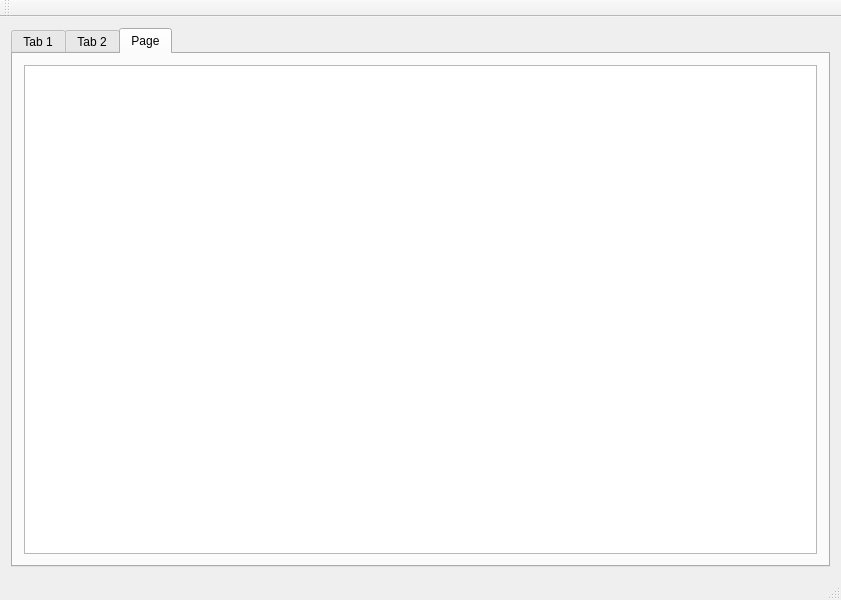
First picture: the form in Bark/mainwindow.ui, repository craftit/DogBotSoftware, before the edit.
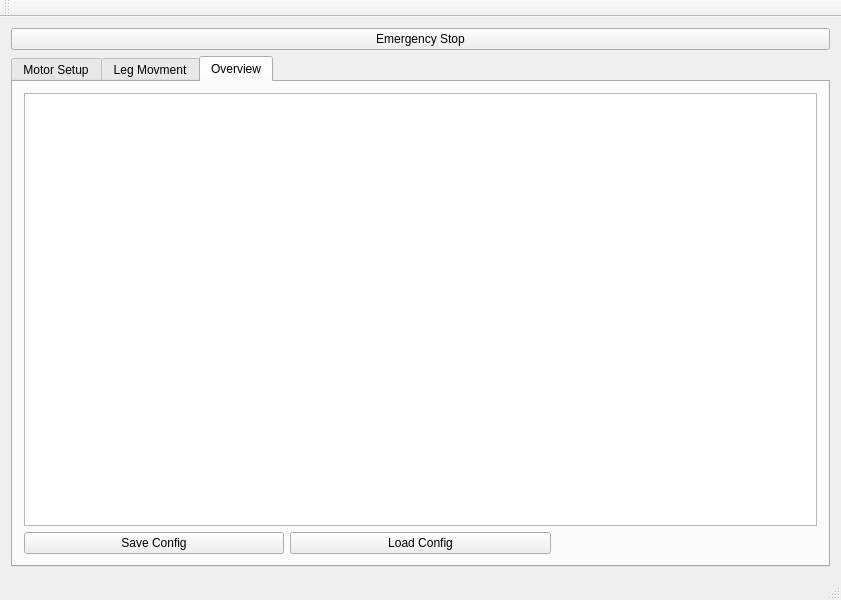
Second picture: the form after the edit. The open tabs and pages were chosen to show the change.

Commit message: Work on robot config.

What changed in the file:
```diff
--- a/Bark/mainwindow.ui
+++ b/Bark/mainwindow.ui
@@ -15,6 +15,13 @@
   </property>
   <widget class="QWidget" name="centralWidget">
    <layout class="QVBoxLayout" name="verticalLayout">
+    <item>
+     <widget class="QPushButton" name="pushButtonEmergencyStop">
+      <property name="text">
+       <string>Emergency Stop</string>
+      </property>
+     </widget>
+    </item>
     <item>
      <widget class="QTabWidget" name="tabWidget">
       <property name="currentIndex">
@@ -22,7 +29,7 @@
       </property>
       <widget class="QWidget" name="tab">
        <attribute name="title">
-        <string>Tab 1</string>
+        <string>Motor Setup</string>
        </attribute>
        <widget class="QPushButton" name="pushButtonGetVersion">
         <property name="geometry">
@@ -1149,7 +1156,7 @@
       </widget>
       <widget class="QWidget" name="tab_2">
        <attribute name="title">
-        <string>Tab 2</string>
+        <string>Leg Movment</string>
        </attribute>
        <widget class="QCheckBox" name="checkBoxBounce">
         <property name="geometry">
@@ -1342,12 +1349,26 @@
       </widget>
       <widget class="QWidget" name="tab_3">
        <attribute name="title">
-        <string>Page</string>
+        <string>Overview</string>
        </attribute>
        <layout class="QGridLayout" name="gridLayout">
-        <item row="0" column="0">
+        <item row="2" column="0">
+         <widget class="QPushButton" name="pushButtonSaveConfig">
+          <property name="text">
+           <string>Save Config</string>
+          </property>
+         </widget>
+        </item>
+        <item row="1" column="0" colspan="3">
          <widget class="QTableView" name="tableViewServoList"/>
         </item>
+        <item row="2" column="1">
+         <widget class="QPushButton" name="pushButtonLoadConfig">
+          <property name="text">
+           <string>Load Config</string>
+          </property>
+         </widget>
+        </item>
        </layout>
       </widget>
      </widget>
```
Left out of the diff: 2 changed lines with no effect on the pictures. The commit also changes 8 other files.
